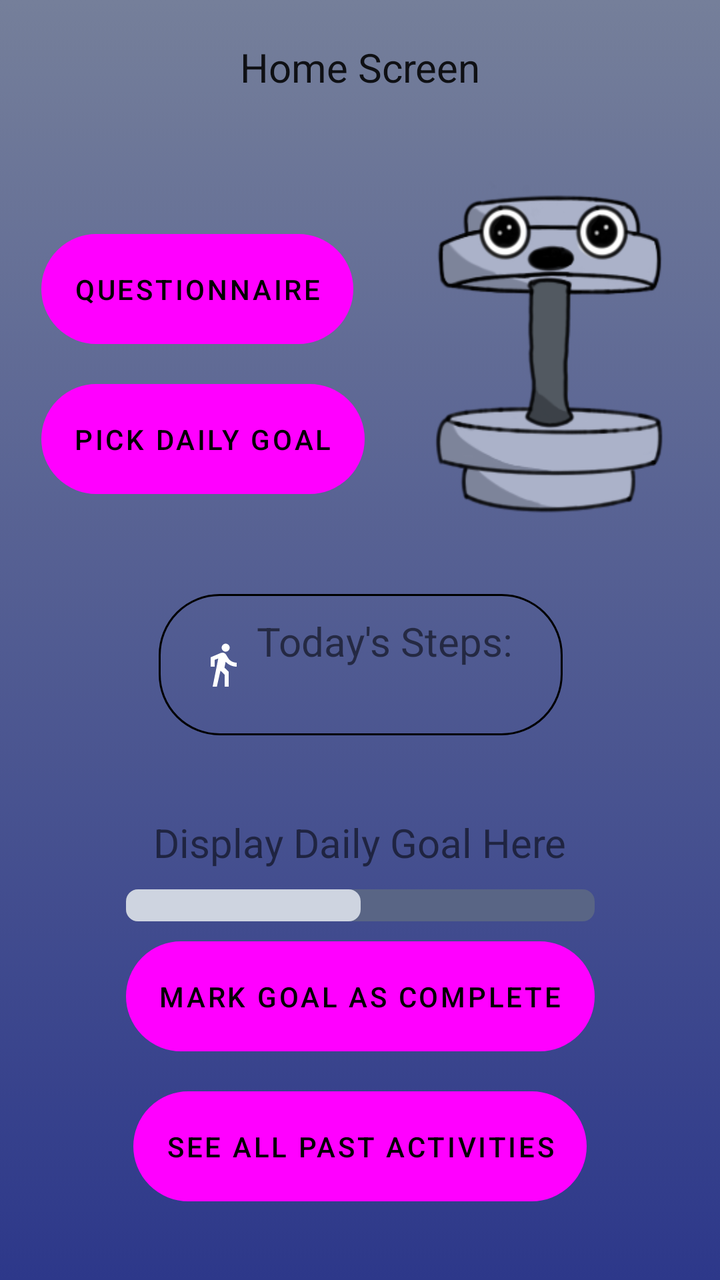
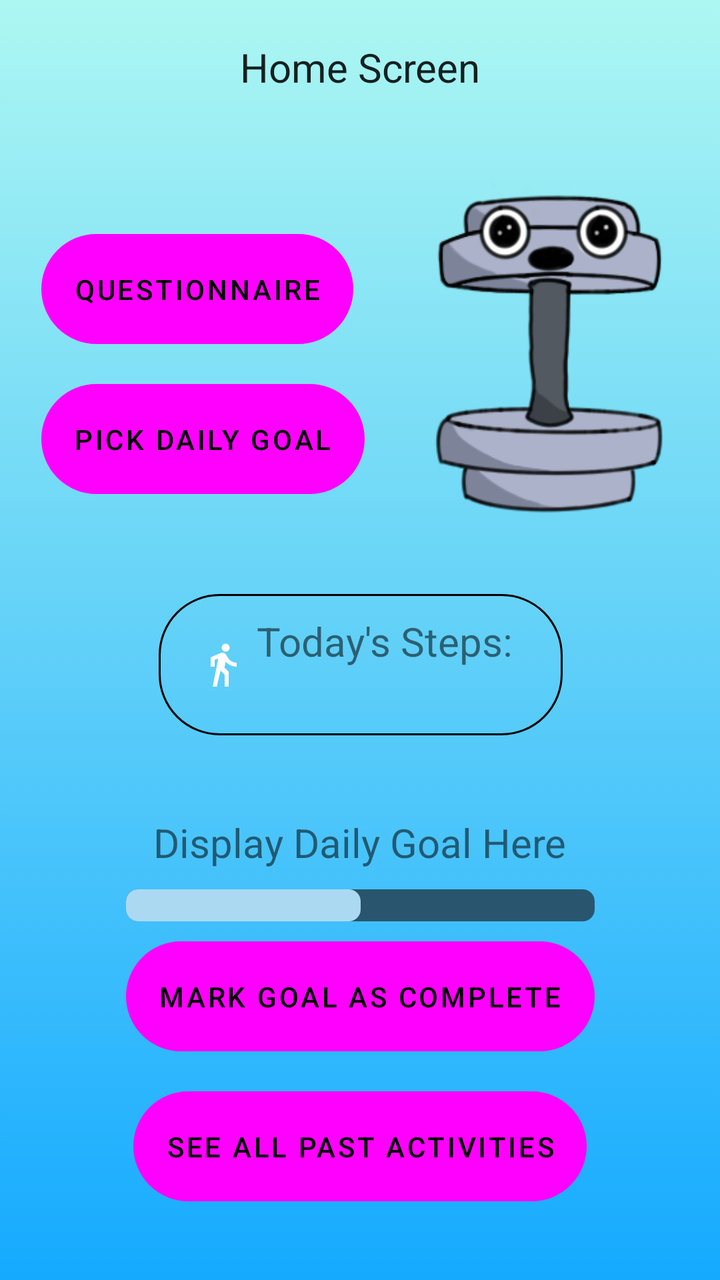

The first picture is an Android layout as it rendered before a commit; the second is the same layout after the commit. The layout source and the unified diff follow.
<!-- AndroidManifest.xml: application theme Theme.SELab23B02 -->
<!-- res/layout/fragment_home.xml -->
<?xml version="1.0" encoding="utf-8"?>
<androidx.constraintlayout.widget.ConstraintLayout xmlns:android="http://schemas.android.com/apk/res/android"
    xmlns:app="http://schemas.android.com/apk/res-auto"
    xmlns:tools="http://schemas.android.com/tools"
    android:layout_width="match_parent"
    android:layout_height="match_parent"
    tools:context=".HomeFragment"
    android:background="@drawable/blue_dark_mode_background"
    android:id="@+id/homeFragment">


    <ScrollView
        android:id="@+id/scrollViewHome"
        android:layout_width="match_parent"
        android:layout_height="match_parent"
        app:layout_constraintBottom_toBottomOf="parent"
        app:layout_constraintLeft_toLeftOf="parent"
        app:layout_constraintRight_toRightOf="parent"
        app:layout_constraintTop_toTopOf="parent">

        <androidx.constraintlayout.widget.ConstraintLayout
            android:layout_width="match_parent"
            android:layout_height="match_parent">

            <TextView
                android:id="@+id/tvHomeTitle"
                android:layout_width="wrap_content"
                android:layout_height="wrap_content"
                android:layout_gravity="center"
                android:layout_marginTop="20dp"
                android:text="Home Screen"
                android:textSize="20sp"
                android:textAppearance="?android:attr/textAppearanceLarge"

                app:layout_constraintLeft_toLeftOf="parent"
                app:layout_constraintRight_toRightOf="parent"
                app:layout_constraintTop_toTopOf="parent" />

            <LinearLayout

                android:id="@+id/linearLayoutHomeUpper"
                android:layout_width="wrap_content"
                android:layout_height="wrap_content"
                android:layout_marginTop="20dp"
                android:divider="@drawable/divider_big"
                android:gravity="center"
                android:orientation="horizontal"
                android:showDividers="middle"
                app:layout_constraintLeft_toLeftOf="parent"
                app:layout_constraintRight_toRightOf="parent"
                app:layout_constraintTop_toBottomOf="@id/tvHomeTitle">

                <LinearLayout
                    android:id="@+id/linearLayoutHomeLittleBeing"
                    android:layout_width="wrap_content"
                    android:layout_height="wrap_content"
                    android:layout_gravity="center"
                    android:orientation="vertical"
                    app:layout_constraintLeft_toLeftOf="parent"
                    app:layout_constraintRight_toRightOf="parent"
                    app:layout_constraintTop_toBottomOf="@id/buttonLittleBeing">

                    <Button
                        android:id="@+id/btHomeQuestionnaire"
                        android:layout_width="wrap_content"
                        android:layout_height="wrap_content"
                        android:layout_marginTop="20dp"
                        android:onClick="QuestionnaireClicked"
                        android:text="Questionnaire"
                        android:paddingTop="12dp"
                        android:paddingBottom="12dp"
                        android:background="@drawable/step_count_border"
                        />

                    <Button
                        android:id="@+id/btHomeDailyGoal"
                        android:layout_width="wrap_content"
                        android:layout_height="wrap_content"
                        android:layout_marginTop="20dp"
                        android:onClick="PickDailyGoalClicked"
                        android:text="Pick Daily Goal"
                        android:paddingTop="12dp"
                        android:paddingBottom="12dp"
                        android:background="@drawable/step_count_border"/>
                </LinearLayout>

                <ImageButton
                    android:id="@+id/buttonLittleBeing"
                    android:layout_width="132dp"
                    android:layout_height="210dp"
                    android:background="@drawable/little_being" />
            </LinearLayout>

            <LinearLayout
                android:id="@+id/linearLayoutStepCount"
                android:layout_width="wrap_content"
                android:layout_height="wrap_content"
                android:orientation="horizontal"
                android:gravity="left"
                android:divider="@drawable/divider"
                android:showDividers="middle"
                android:layout_marginTop="20dp"
                android:background="@drawable/step_count_border"
                android:paddingRight="20dp"

                app:layout_constraintLeft_toLeftOf="@id/linearLayoutHomeDailyGoal"
                app:layout_constraintRight_toRightOf="@id/linearLayoutHomeDailyGoal"
                app:layout_constraintTop_toBottomOf="@id/linearLayoutHomeUpper">

                <ImageView
                    android:id="@+id/imageViewStepCount"
                    android:layout_width="wrap_content"
                    android:layout_height="wrap_content"
                    android:src="@drawable/baseline_directions_walk_24_dark_mode"
                    android:layout_gravity="center"/>

                <TextView
                    android:id="@+id/textViewStepCount"
                    android:layout_width="wrap_content"
                    android:layout_height="wrap_content"
                    android:text="Today's Steps: \n"
                    android:textSize="20sp"
                    />
            </LinearLayout>

            <LinearLayout
                android:id="@+id/linearLayoutHomeDailyGoal"
                android:layout_width="wrap_content"
                android:layout_height="wrap_content"
                android:layout_marginTop="40dp"
                android:divider="@drawable/divider"
                android:gravity="center"
                android:orientation="vertical"
                android:showDividers="middle"

                app:layout_constraintLeft_toLeftOf="parent"
                app:layout_constraintRight_toRightOf="parent"
                app:layout_constraintTop_toBottomOf="@+id/linearLayoutStepCount">



                <TextView
                    android:id="@+id/DailyGoalTxt"
                    android:layout_width="wrap_content"
                    android:layout_height="wrap_content"
                    android:text="Display Daily Goal Here"
                    android:textSize="20sp" />

                <ProgressBar
                    android:id="@+id/DailyGoalProgressBar"
                    style="?android:progressBarStyleHorizontal"
                    android:layout_width="match_parent"
                    android:layout_height="wrap_content"
                    android:indeterminate="false"
                    android:max="100"
                    android:progress="50"
                    android:progressDrawable="@drawable/progress_bar_background" />

                <Button
                    android:id="@+id/btHomeGoalComplete"
                    android:layout_width="wrap_content"
                    android:layout_height="wrap_content"
                    android:onClick="markGoalAsCompleteClicked"
                    android:text="Mark Goal as Complete"
                    android:paddingTop="12dp"
                    android:paddingBottom="12dp"
                    android:background="@drawable/step_count_border"
                    />

            </LinearLayout>

            <Button
                android:id="@+id/SeeAllPastActivitiesButton"
                android:layout_width="wrap_content"
                android:layout_height="wrap_content"
                android:layout_marginTop="20dp"
                android:onClick="seeAllPastActivitiesClicked"
                android:text="See all past activities"
                android:paddingTop="12dp"
                android:paddingBottom="12dp"
                android:background="@drawable/step_count_border"

                app:layout_constraintBottom_toBottomOf="parent"
                app:layout_constraintLeft_toLeftOf="parent"
                app:layout_constraintRight_toRightOf="parent"
                app:layout_constraintTop_toBottomOf="@+id/linearLayoutHomeDailyGoal" />
        </androidx.constraintlayout.widget.ConstraintLayout>
    </ScrollView>

</androidx.constraintlayout.widget.ConstraintLayout>
<!-- resources referenced by this layout -->
<resources>
  <!-- drawable baseline_directions_walk_24_dark_mode (drawable) -->
  <vector android:autoMirrored="true" android:height="24dp"
      android:tint="#FFFFFF" android:viewportHeight="24"
      android:viewportWidth="24" android:width="24dp" xmlns:android="http://schemas.android.com/apk/res/android">
      <path android:fillColor="@android:color/white" android:pathData="M13.5,5.5c1.1,0 2,-0.9 2,-2s-0.9,-2 -2,-2 -2,0.9 -2,2 0.9,2 2,2zM9.8,8.9L7,23h2.1l1.8,-8 2.1,2v6h2v-7.5l-2.1,-2 0.6,-3C14.8,12 16.8,13 19,13v-2c-1.9,0 -3.5,-1 -4.3,-2.4l-1,-1.6c-0.4,-0.6 -1,-1 -1.7,-1 -0.3,0 -0.5,0.1 -0.8,0.1L6,8.3V13h2V9.6l1.8,-0.7"/>
  </vector>
  <!-- drawable blue_dark_mode_background (drawable) -->
  <?xml version="1.0" encoding="utf-8"?>
  <selector xmlns:android="http://schemas.android.com/apk/res/android">
      <item>
          <shape>
              <gradient
                  android:type="linear"
                  android:startColor="#757F9A"
                  android:endColor="#2d388a"
                  android:angle="270"
                  />
          </shape>
      </item>
  </selector>
  <!-- drawable divider (drawable) -->
  <?xml version="1.0" encoding="utf-8"?>
  <shape xmlns:android="http://schemas.android.com/apk/res/android">
      <size
          android:height="10dp"
          android:width="5dp"
          />
  </shape>
  <!-- drawable divider_big (drawable) -->
  <?xml version="1.0" encoding="utf-8"?>
  <shape xmlns:android="http://schemas.android.com/apk/res/android">
      <size
          android:height="0dp"
          android:width="25dp"
          />
  </shape>
  <!-- drawable little_being: png bitmap (drawable, 34207 bytes) -->
  <!-- drawable progress_bar_background (drawable) -->
  <?xml version="1.0" encoding="utf-8"?>
  <layer-list xmlns:android="http://schemas.android.com/apk/res/android">
      <item android:id="@android:id/background">
          <shape android:shape="rectangle">
              <corners android:radius="6dp"/>
              <solid android:color="#596585"/>
          </shape>
      </item>
  
      <item android:id="@+id/progress">
          <scale android:scaleWidth="100%">
              <shape android:shape="rectangle">
                  <corners android:radius="6dp"/>
                  <solid android:color="#ced4e0"/>
              </shape>
  
          </scale>
      </item>
  
  </layer-list>
  <!-- drawable step_count_border (drawable) -->
  <?xml version="1.0" encoding="UTF-8"?>
  <shape xmlns:android="http://schemas.android.com/apk/res/android" android:shape="rectangle">
      <corners android:radius="30dp"/>
      <padding android:left="20dp" android:right="10dp" android:top="10dp" android:bottom="10dp"/>
      <stroke android:width="1dp" android:color="@color/off_white"/>
  </shape>
  <style name="Theme.SELab23B02" parent="Theme.MaterialComponents.DayNight.DarkActionBar">
          
          <item name="colorPrimary">@color/off_white</item>
          <item name="colorPrimaryVariant">@color/accent_color</item>
          <item name="colorOnPrimary">@color/black</item>
          
          <item name="colorSecondary">@color/ap_gray</item>
          <item name="colorSecondaryVariant">@color/teal_700</item>
          <item name="colorOnSecondary">@color/black</item>
          
          <item name="android:statusBarColor">@color/black</item>
          
      </style>
  <color name="accent_color">#516395</color>
  <color name="black">#FF000000</color>
  <color name="teal_700">#FF018786</color>
</resources>

<!-- the commit's change to res/layout/fragment_home.xml (unified diff, before → after) -->
@@ -5,7 +5,7 @@
     android:layout_width="match_parent"
     android:layout_height="match_parent"
     tools:context=".HomeFragment"
-    android:background="@drawable/blue_dark_mode_background"
+    android:background="@drawable/blue_light_mode_background"
     android:id="@+id/homeFragment">
 
 
@@ -154,7 +154,7 @@
                     android:indeterminate="false"
                     android:max="100"
                     android:progress="50"
-                    android:progressDrawable="@drawable/progress_bar_background" />
+                    android:progressDrawable="@drawable/progress_bar_background_light_mode_blue" />
 
                 <Button
                     android:id="@+id/btHomeGoalComplete"
<!-- resource entries referenced after the edit -->
@@ -6,15 +6,15 @@
       android:viewportWidth="24" android:width="24dp" xmlns:android="http://schemas.android.com/apk/res/android">
       <path android:fillColor="@android:color/white" android:pathData="M13.5,5.5c1.1,0 2,-0.9 2,-2s-0.9,-2 -2,-2 -2,0.9 -2,2 0.9,2 2,2zM9.8,8.9L7,23h2.1l1.8,-8 2.1,2v6h2v-7.5l-2.1,-2 0.6,-3C14.8,12 16.8,13 19,13v-2c-1.9,0 -3.5,-1 -4.3,-2.4l-1,-1.6c-0.4,-0.6 -1,-1 -1.7,-1 -0.3,0 -0.5,0.1 -0.8,0.1L6,8.3V13h2V9.6l1.8,-0.7"/>
   </vector>
-  <!-- drawable blue_dark_mode_background (drawable) -->
+  <!-- drawable blue_light_mode_background (drawable) -->
   <?xml version="1.0" encoding="utf-8"?>
   <selector xmlns:android="http://schemas.android.com/apk/res/android">
       <item>
           <shape>
               <gradient
                   android:type="linear"
-                  android:startColor="#757F9A"
-                  android:endColor="#2d388a"
+                  android:startColor="#ADF7F2"
+                  android:endColor="#15AAFF"
                   android:angle="270"
                   />
           </shape>
@@ -37,13 +37,13 @@
           />
   </shape>
   <!-- drawable little_being: png bitmap (drawable, 34207 bytes) -->
-  <!-- drawable progress_bar_background (drawable) -->
+  <!-- drawable progress_bar_background_light_mode_blue (drawable) -->
   <?xml version="1.0" encoding="utf-8"?>
   <layer-list xmlns:android="http://schemas.android.com/apk/res/android">
       <item android:id="@android:id/background">
           <shape android:shape="rectangle">
               <corners android:radius="6dp"/>
-              <solid android:color="#596585"/>
+              <solid android:color="#2a556e"/>
           </shape>
       </item>
   
@@ -51,7 +51,7 @@
           <scale android:scaleWidth="100%">
               <shape android:shape="rectangle">
                   <corners android:radius="6dp"/>
-                  <solid android:color="#ced4e0"/>
+                  <solid android:color="#acd9f2"/>
               </shape>
   
           </scale>
